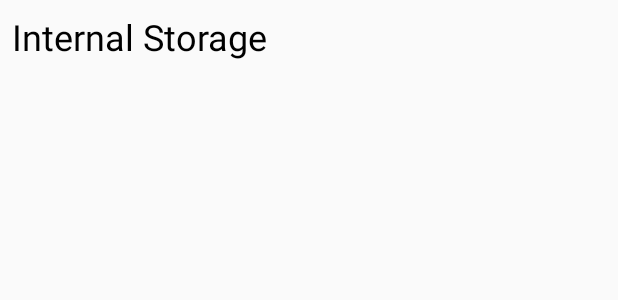
After one commit to DarabiMohammad/FileManager, an Android app: the layout rv_item_storage_name.xml on its own in the app's theme, with its tools: preview values and no code run, on a phone screen of 412 x 824 dp. The commit adds this screen. Shown: the top 300 px of the screen. Run offline under Robolectric (Android 15) with nearby library versions, the phone set to English and light mode, and no system bars.

```diff
--- a/app/src/main/java/com/darabi/mohammad/filemanager/di/module/FragmentBuilderModule.kt
+++ b/app/src/main/java/com/darabi/mohammad/filemanager/di/module/FragmentBuilderModule.kt
@@ -2,6 +2,7 @@ package com.darabi.mohammad.filemanager.di.module
 
 import androidx.fragment.app.Fragment
 import com.darabi.mohammad.filemanager.di.FragmentKey
+import com.darabi.mohammad.filemanager.ui.fragment.DirsListFragment
 import com.darabi.mohammad.filemanager.ui.fragment.HomeFragment
 import dagger.Binds
 import dagger.Module
@@ -14,4 +15,9 @@ abstract class FragmentBuilderModule {
     @IntoMap
     @FragmentKey(HomeFragment::class)
     abstract fun bindHomeFragment(homeFragment: HomeFragment): Fragment
+
+    @Binds
+    @IntoMap
+    @FragmentKey(DirsListFragment::class)
+    abstract fun bindDirsListFragment(dirsListFragment: DirsListFragment): Fragment
 }
--- /dev/null
+++ b/app/src/main/res/layout/rv_item_storage_name.xml
@@ -0,0 +1,21 @@
+<?xml version="1.0" encoding="utf-8"?>
+<androidx.constraintlayout.widget.ConstraintLayout xmlns:android="http://schemas.android.com/apk/res/android"
+    xmlns:app="http://schemas.android.com/apk/res-auto"
+    xmlns:tools="http://schemas.android.com/tools"
+    android:id="@+id/rv_item_storage_name"
+    android:layout_width="match_parent"
+    android:layout_height="wrap_content">
+
+    <TextView
+        android:id="@+id/txt_storage_name"
+        android:layout_width="wrap_content"
+        android:layout_height="wrap_content"
+        android:textSize="24sp"
+        android:textColor="@android:color/black"
+        android:layout_margin="8dp"
+        app:layout_constraintStart_toStartOf="parent"
+        app:layout_constraintTop_toTopOf="parent"
+        app:layout_constraintBottom_toBottomOf="parent"
+        tools:text="Internal Storage"/>
+
+</androidx.constraintlayout.widget.ConstraintLayout>
```
Also changed, not shown: app/src/main/java/com/darabi/mohammad/filemanager/ui/fragment/DirsListFragment.kt (added, +10 -0 lines), app/src/main/java/com/darabi/mohammad/filemanager/ui/fragment/HomeFragment.kt (+17 -15 lines), app/src/main/java/com/darabi/mohammad/filemanager/util/Exts.kt (+102 -4 lines), app/src/main/java/com/darabi/mohammad/filemanager/util/StorageManager.kt (deleted, +0 -20 lines), app/src/main/java/com/darabi/mohammad/filemanager/util/storage/VolumeManager.kt (added, +41 -0 lines), app/src/main/java/com/darabi/mohammad/filemanager/view/adapter/RecyclerAdapter.kt (added, +24 -0 lines), app/src/main/java/com/darabi/mohammad/filemanager/view/vh/RecyclerVH.kt (added, +15 -0 lines), app/src/main/res/layout/dirs_list_fragment.xml (added, +7 -0 lines), app/src/main/res/layout/home_fragment.xml (+5 -6 lines).
